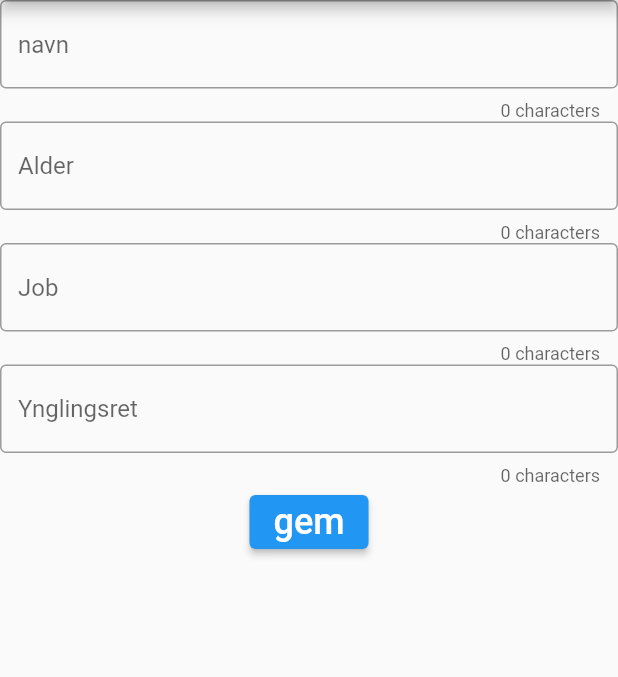
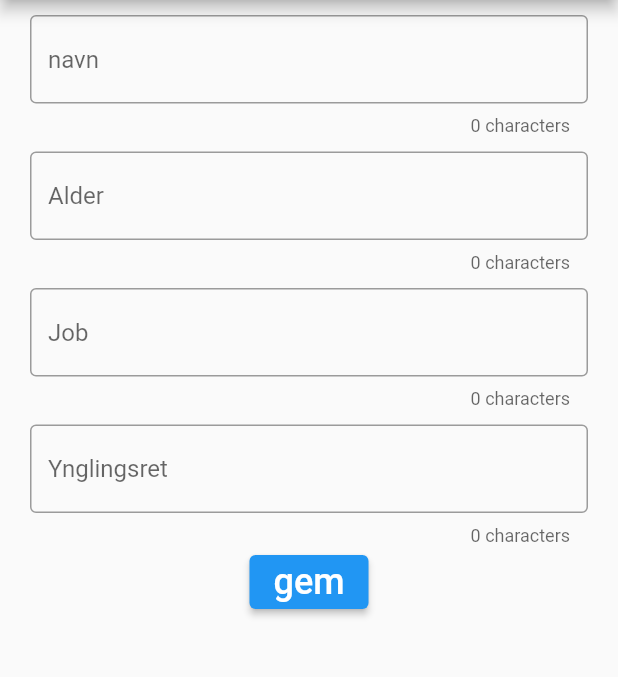
Before and after one commit to Lynx2912/contactbogs_app, a Flutter app: the EditScreen screen opened directly with empty values, on a phone screen of 412 x 824 dp, the part 84-761 px from its top. Run offline on Flutter 3.47's test engine with Material 2 defaults, Android fonts, the phone set to English and light mode, and no system bars; our stand-ins replace camera, flutter_swiper.

Commit message:
cleaning 4

```diff
--- a/lib/edit.dart
+++ b/lib/edit.dart
@@ -43,7 +43,9 @@ class MyCustomForm2 extends State<EditScreen> {
         body: Form(
             key: _formKey,
             child: Column(children: <Widget>[
-              TextFormField(
+              Padding(
+                padding: EdgeInsets.fromLTRB(20, 10, 20, 0),
+                child: TextFormField(
                     validator: (value) {
                       if (value.isEmpty) {
                         return 'Please enter some text';
@@ -56,7 +58,10 @@ class MyCustomForm2 extends State<EditScreen> {
                       counterText: '0 characters',
                       border: const OutlineInputBorder(),
                     )),
-              TextFormField(
+              ),
+              Padding(
+                padding: EdgeInsets.fromLTRB(20, 10, 20, 0),
+                child: TextFormField(
                     validator: (value) {
                       if (value.isEmpty) {
                         return 'Please enter some text';
@@ -70,7 +75,10 @@ class MyCustomForm2 extends State<EditScreen> {
                       counterText: '0 characters',
                       border: const OutlineInputBorder(),
                     )),
-              TextFormField(
+              ),
+              Padding(
+                padding: EdgeInsets.fromLTRB(20, 10, 20, 0),
+                child: TextFormField(
                     validator: (value) {
                       if (value.isEmpty) {
                         return 'Please enter some text';
@@ -83,7 +91,10 @@ class MyCustomForm2 extends State<EditScreen> {
                       counterText: '0 characters',
                       border: const OutlineInputBorder(),
                     )),
-              TextFormField(
+              ),
+              Padding(
+                padding: EdgeInsets.fromLTRB(20, 10, 20, 0),
+                child: TextFormField(
                     validator: (value) {
                       if (value.isEmpty) {
                         return 'Please enter some text';
@@ -96,6 +107,7 @@ class MyCustomForm2 extends State<EditScreen> {
                       counterText: '0 characters',
                       border: const OutlineInputBorder(),
                     ) // Add TextFormFields and ElevatedButton here.
+                    ),
               ),
               ElevatedButton(
                   child: Text(
```
Lines whose indentation alone changed are shown as unchanged.
